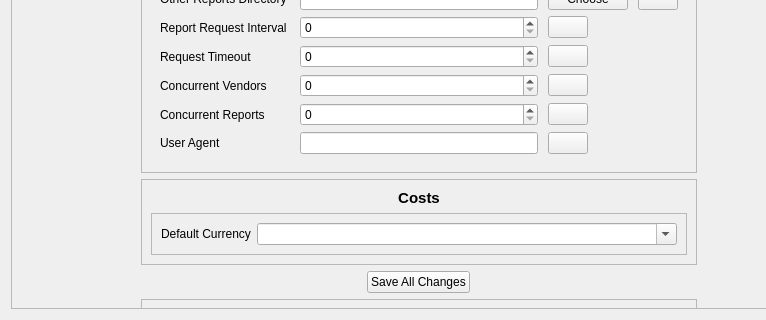
Qt form ui/SettingsTab.ui (CS-4820-Library-Project/COUNTER-5-Report-Tool-2020-5.0) before a commit; both pictures show x 0 to 766 and y 187 to 507 of the 852 by 507 pixel window.
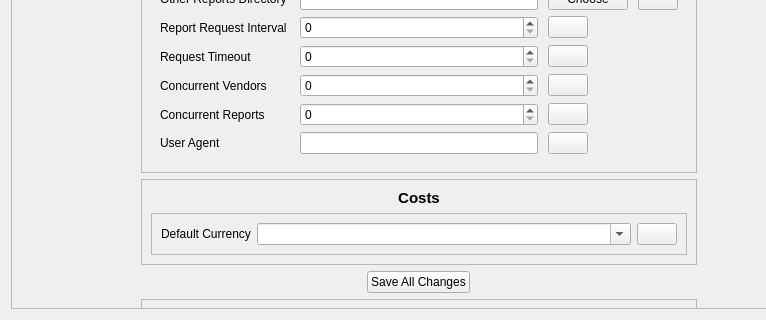
The same form after that commit. Icons and pictures are not drawn.

Commit message:
Add help button for Default Currency
Default Currency needs a Help Tip button: "Used both in the Costs pulldown and also by Visual to label local currencies in the spreadsheets generated with the Cost Ratio option."

Diff of the .ui file:
```diff
--- a/ui/SettingsTab.ui
+++ b/ui/SettingsTab.ui
@@ -32,7 +32,7 @@
         <x>0</x>
         <y>0</y>
         <width>815</width>
-        <height>592</height>
+        <height>596</height>
        </rect>
       </property>
       <layout class="QHBoxLayout" name="horizontalLayout_3">
@@ -474,21 +474,44 @@
                <property name="frameShadow">
                 <enum>QFrame::Raised</enum>
                </property>
-               <layout class="QFormLayout" name="formLayout">
-                <item row="0" column="0">
+               <layout class="QHBoxLayout" name="horizontalLayout_4">
+                <item>
                  <widget class="QLabel" name="settings_costs_default_currency_label">
+                  <property name="sizePolicy">
+                   <sizepolicy hsizetype="Fixed" vsizetype="Preferred">
+                    <horstretch>0</horstretch>
+                    <verstretch>0</verstretch>
+                   </sizepolicy>
+                  </property>
                   <property name="text">
                    <string>Default Currency</string>
                   </property>
                  </widget>
                 </item>
-                <item row="0" column="1">
+                <item>
                  <widget class="QComboBox" name="settings_costs_default_currency_combobox">
                   <property name="editable">
                    <bool>true</bool>
                   </property>
                  </widget>
                 </item>
+                <item>
+                 <widget class="QPushButton" name="default_currency_help_button">
+                  <property name="sizePolicy">
+                   <sizepolicy hsizetype="Fixed" vsizetype="Fixed">
+                    <horstretch>0</horstretch>
+                    <verstretch>0</verstretch>
+                   </sizepolicy>
+                  </property>
+                  <property name="text">
+                   <string/>
+                  </property>
+                  <property name="icon">
+                   <iconset resource="../Resources.qrc">
+                    <normaloff>:/ui/resources/help_icon.png</normaloff>:/ui/resources/help_icon.png</iconset>
+                  </property>
+                 </widget>
+                </item>
                </layout>
               </widget>
              </item>
```
The commit also changes 2 other files.
